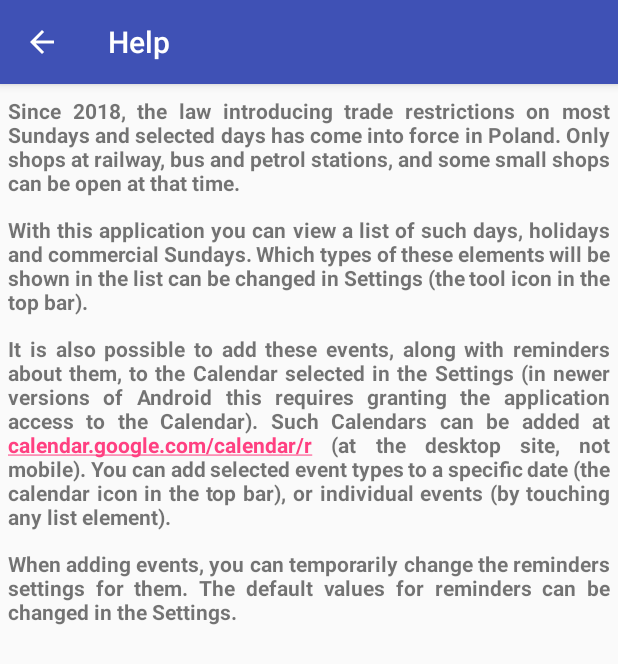
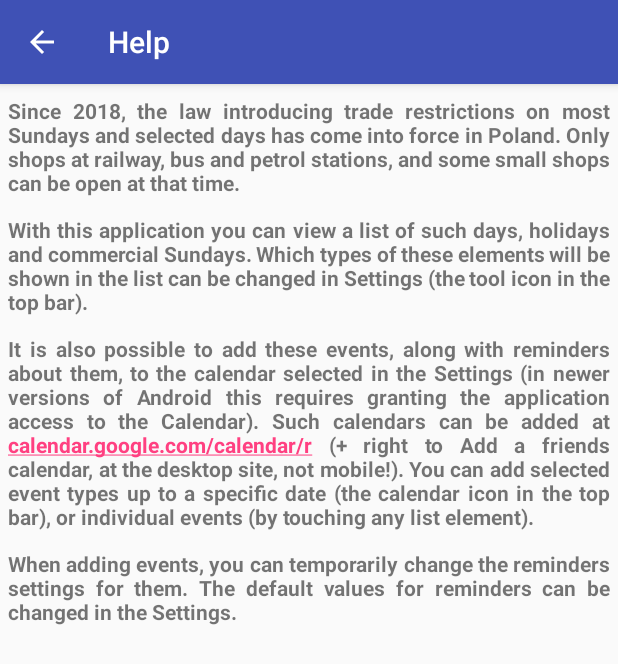
Before and after one commit to AdamGiergun/wontgoshoppingpl, an Android app: the HelpActivity screen opened directly, with no data from a screen before it, on a phone screen of 412 x 824 dp. Shown: the top 664 px of the screen. Run offline under Robolectric (Android 15) with nearby library versions, the phone set to English and light mode, and no system bars; libraries missing offline, so code that uses them is left out: eu.adamgiergun.mylibrary; 1 statement that could not run was skipped.

```diff
--- a/app/src/main/res/values/strings.xml
+++ b/app/src/main/res/values/strings.xml
@@ -7,8 +7,8 @@
     <string name="since">Since\n</string>
     <string name="title_choose_events">Events to be added to calendar</string>
     <string name="info_added_to_calendar">Added to calendar</string>
-    <string name="error_adding_to_calendar_failed">Error.\nNot added to calendar.</string>
-    <string name="error_sth_went_wrong">Error.\nSomething went wrong.</string>
+    <string name="error_adding_to_calendar_failed">Error\nNot added to calendar</string>
+    <string name="error_sth_went_wrong">Error\nSomething went wrong</string>
     <string name="title_activity_settings">Settings</string>
     <string name="title_activity_help">Help</string>
 
@@ -57,9 +57,10 @@
         Sundays. Which types of these elements will be shown in the list can be changed in Settings (the tool icon
         in the top bar).</string>
     <string name="help_text_3">It is also possible to add these events, along with reminders about them,
-        to the Calendar selected in the Settings (in newer versions of Android this requires granting the application
-        access to the Calendar). Such Calendars can be added at <a href="https://calendar.google.com/calendar/r">calendar.google.com/calendar/r</a> (at the desktop site, not mobile). You can add selected
-        event types to a specific date (the calendar icon in the top bar),
+        to the calendar selected in the Settings (in newer versions of Android this requires granting the application
+        "access to the Calendar"). Such calendars can be added at <a href="https://calendar.google.com/calendar/r">calendar.google.com/calendar/r</a>
+        ("+" right to "Add a friends calendar", at the desktop site, not mobile!). You can add selected
+        event types up to a specific date (the calendar icon in the top bar),
         or individual events (by touching any list element).</string>
     <string name="help_text_4">When adding events, you can temporarily change the reminders settings for them.
         The default values for reminders can be changed in the Settings.</string>
```
Also changed, not shown: app/build.gradle (+4 -4 lines), 6 other files.
